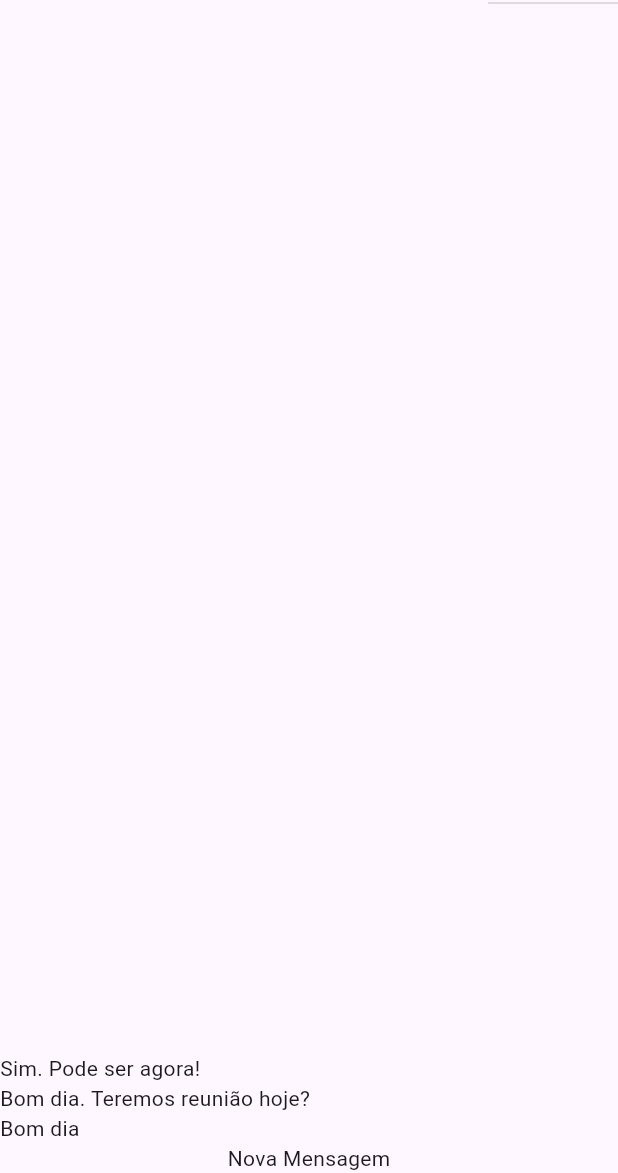
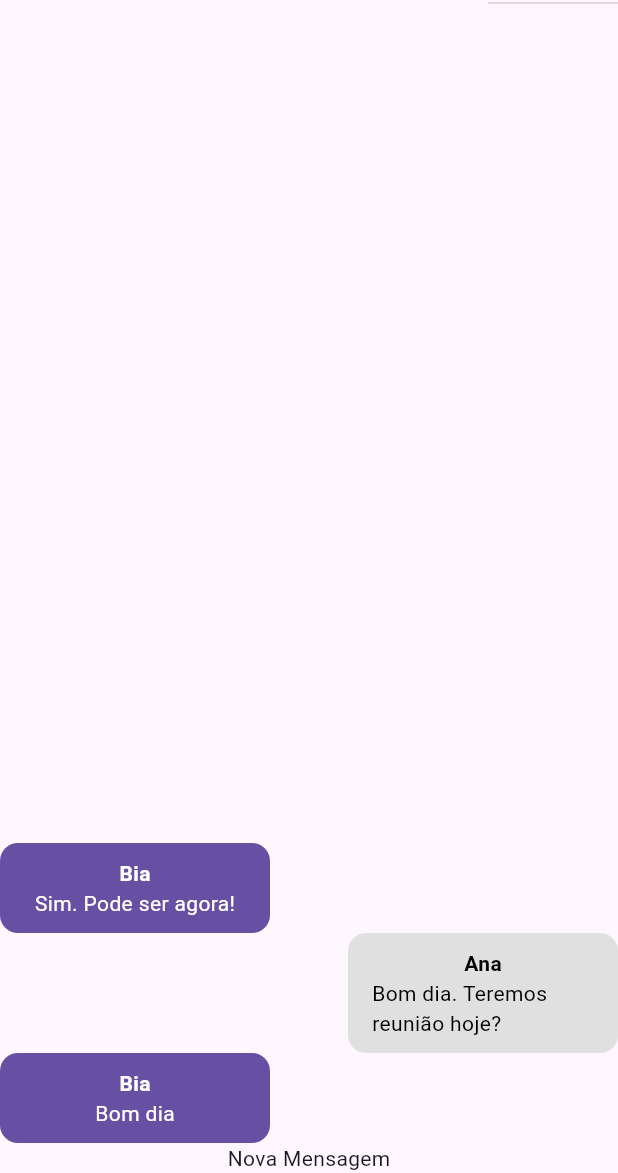
Before and after one commit to AfonsoMachado/flutter_chat, a Flutter app: the screen it shows after launch, on a phone screen of 412 x 824 dp, the part 63-1236 px from its top. Run offline on Flutter 3.47's test engine with Material 3 defaults, Android fonts, the phone set to English and light mode, and no system bars; our stand-ins replace image_picker; accounts and stored records are empty.

Commit message:
init styling message bubble

```diff
--- /dev/null
+++ b/lib/components/message_bubble.dart
@@ -0,0 +1,56 @@
+import 'package:flutter/material.dart';
+import 'package:flutter_chat/core/models/chat_message.dart';
+
+class MessageBubble extends StatelessWidget {
+  final ChatMessage message;
+  final bool belongsToCurrentUser;
+
+  const MessageBubble({
+    super.key,
+    required this.message,
+    required this.belongsToCurrentUser,
+  });
+
+  @override
+  Widget build(BuildContext context) {
+    return Row(
+      mainAxisAlignment: belongsToCurrentUser
+          ? MainAxisAlignment.end
+          : MainAxisAlignment.start,
+      children: [
+        Container(
+          decoration: BoxDecoration(
+            color: belongsToCurrentUser
+                ? Colors.grey.shade300
+                : Theme.of(context).primaryColor,
+            borderRadius: const BorderRadius.all(
+              Radius.circular(12),
+            ),
+          ),
+          width: 180,
+          padding: const EdgeInsets.symmetric(
+            vertical: 10,
+            horizontal: 16,
+          ),
+          child: Column(
+            children: [
+              Text(
+                message.userName,
+                style: TextStyle(
+                  fontWeight: FontWeight.bold,
+                  color: belongsToCurrentUser ? Colors.black : Colors.white,
+                ),
+              ),
+              Text(
+                message.text,
+                style: TextStyle(
+                  color: belongsToCurrentUser ? Colors.black : Colors.white,
+                ),
+              ),
+            ],
+          ),
+        ),
+      ],
+    );
+  }
+}
--- a/lib/components/messages.dart
+++ b/lib/components/messages.dart
@@ -1,5 +1,7 @@
 import 'package:flutter/material.dart';
+import 'package:flutter_chat/components/message_bubble.dart';
 import 'package:flutter_chat/core/models/chat_message.dart';
+import 'package:flutter_chat/core/services/auth/auth_service.dart';
 import 'package:flutter_chat/core/services/chat/chat_service.dart';
 
 class Messages extends StatelessWidget {
@@ -7,6 +9,8 @@ class Messages extends StatelessWidget {
 
   @override
   Widget build(BuildContext context) {
+    final currentUser = AuthService().currentUser;
+
     return StreamBuilder<List<ChatMessage>>(
         stream: ChatService().messagesStream(),
         builder: (ctx, snapshot) {
@@ -19,7 +23,11 @@ class Messages extends StatelessWidget {
             return ListView.builder(
               reverse: true,
               itemCount: msgs.length,
-              itemBuilder: (ctx, i) => Text(msgs[i].text),
+              itemBuilder: (ctx, i) => MessageBubble(
+                  key: ValueKey(msgs[i].id),
+                  message: msgs[i],
+                  // Significa que a mensagem pertence ao usuário corrente
+                  belongsToCurrentUser: currentUser?.id == msgs[i].userId),
             );
           }
         });
--- a/lib/core/services/auth/auth_mock_service.dart
+++ b/lib/core/services/auth/auth_mock_service.dart
@@ -7,9 +7,9 @@ import 'package:flutter_chat/core/services/auth/auth_service.dart';
 
 class AuthMockService implements AuthService {
   static const _defaultUser = ChatUser(
-    id: '1',
-    name: 'Teste',
-    email: 'teste@gmail.com',
+    id: '456',
+    name: 'Ana',
+    email: 'ana@gmail.com',
     imageUrl: 'assets/images/avatar.png',
   );
 
```
